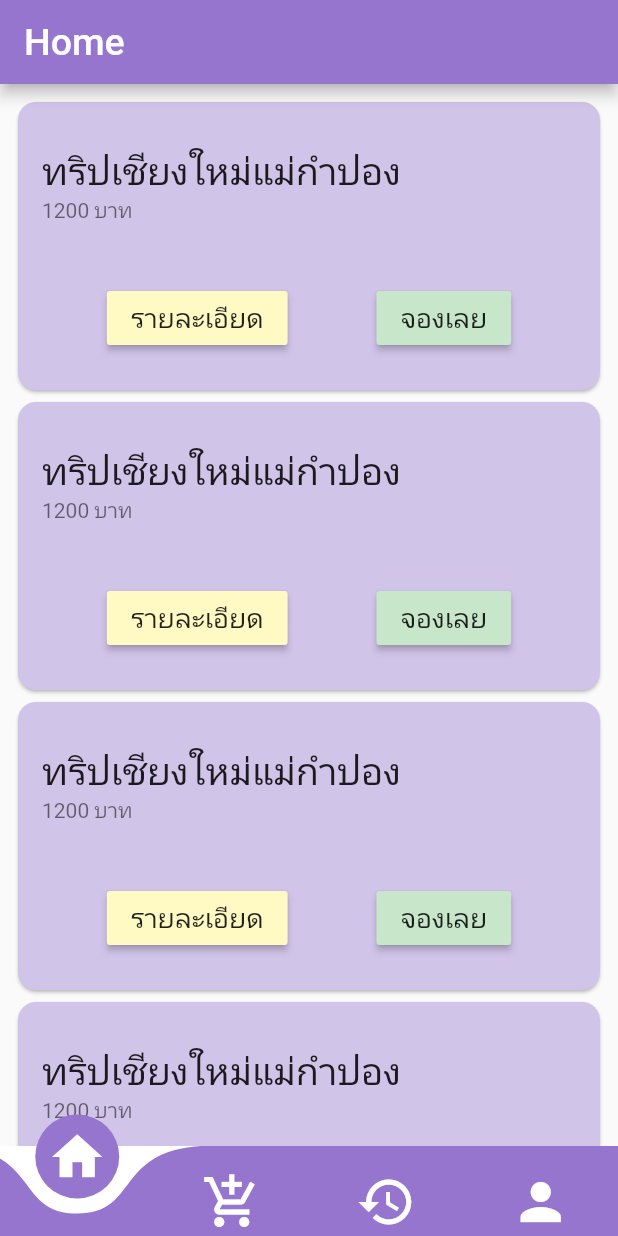
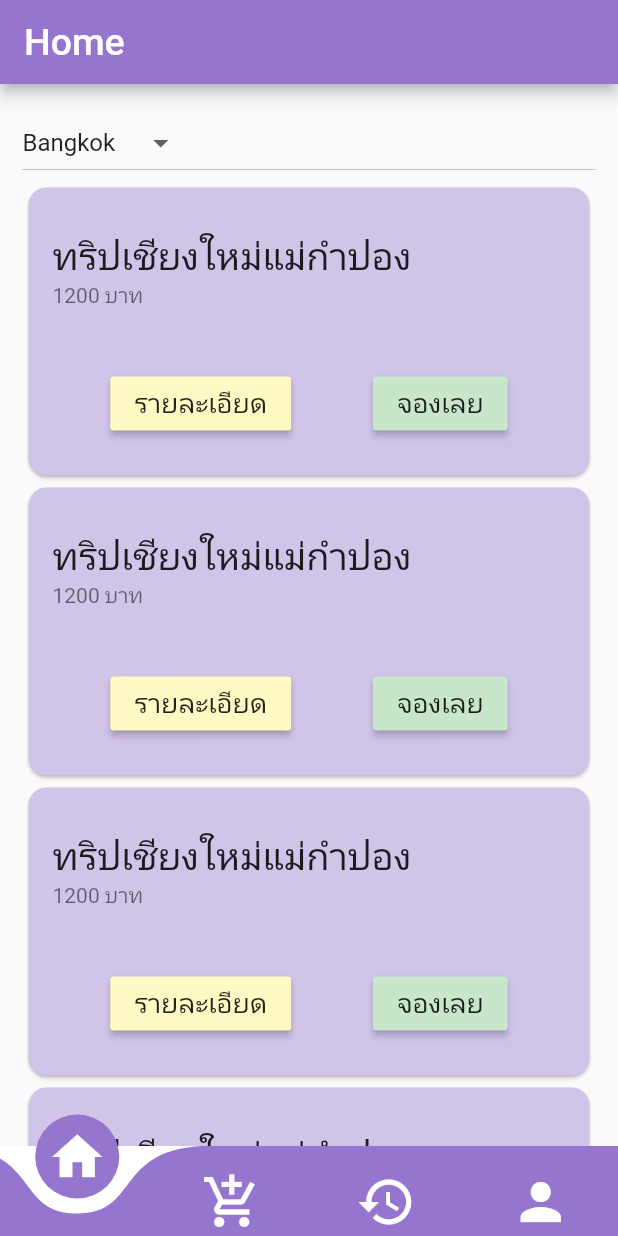
Before and after one commit to wiiqwooq/projecttakemetravel, a Flutter app: the screen it shows after launch, on a phone screen of 412 x 824 dp. Run offline on Flutter 3.47's test engine with Material 2 defaults, Android fonts, the phone set to English and light mode, and no system bars; drawn by our look-alikes of curved_navigation_bar; our stand-ins replace google_fonts; Roboto replaces fonts that are missing (Kanit).

Commit message:
demo9/11/20

```diff
--- a/lib/pages/submainTab1.dart
+++ b/lib/pages/submainTab1.dart
@@ -1,4 +1,3 @@
-
 import 'package:flutter/cupertino.dart';
 import 'package:flutter/material.dart';
 import 'package:projectapp/pages/booking.dart';
@@ -10,13 +9,49 @@ class HomePage extends StatefulWidget {
 }
 
 class _HomePageState extends State<HomePage> {
+  int _value = 1;
   @override
   Widget build(BuildContext context) {
     return SafeArea(
       child: Scaffold(
           body: ListView(
-        padding: const EdgeInsets.all(8),
+        padding: const EdgeInsets.all(15),
         children: <Widget>[
+          Container(
+            height: 50,
+            width: 800,
+            child: DropdownButton(
+              dropdownColor: Colors.yellow[50],
+              items: [
+                DropdownMenuItem(
+                  child: Text("Bangkok"),
+                  value: 1,
+                ),
+                DropdownMenuItem(
+                  child: Text("Chiang Mai"),
+                  value: 2,
+                ),
+                DropdownMenuItem(
+                  child: Text("Phuket"),
+                  value: 3,
+                ),
+                DropdownMenuItem(
+                  child: Text("Loei"),
+                  value: 4,
+                ),
+                DropdownMenuItem(
+                  child: Text("Ayutthaya"),
+                  value: 5,
+                ),
+              ],
+              onChanged:(value){
+                setState(() {
+                  _value=value;
+                });
+              },
+              value: _value,
+            ),
+          ),
           Container(
             height: 200,
             width: 1000,
@@ -53,7 +88,7 @@ class _HomePageState extends State<HomePage> {
                           color: Colors.yellow[100],
                         ),
                         RaisedButton(
-                          onPressed:  () {
+                          onPressed: () {
                             Navigator.push(
                               context,
                               MaterialPageRoute(
@@ -71,7 +106,7 @@ class _HomePageState extends State<HomePage> {
                   ]),
             ),
           ),
-           Container(
+          Container(
             height: 200,
             width: 1000,
             child: Card(
@@ -107,7 +142,7 @@ class _HomePageState extends State<HomePage> {
                           color: Colors.yellow[100],
                         ),
                         RaisedButton(
-                          onPressed:  () {
+                          onPressed: () {
                             Navigator.push(
                               context,
                               MaterialPageRoute(
@@ -124,7 +159,8 @@ class _HomePageState extends State<HomePage> {
                     )
                   ]),
             ),
-          ), Container(
+          ),
+          Container(
             height: 200,
             width: 1000,
             child: Card(
@@ -160,7 +196,7 @@ class _HomePageState extends State<HomePage> {
                           color: Colors.yellow[100],
                         ),
                         RaisedButton(
-                          onPressed:  () {
+                          onPressed: () {
                             Navigator.push(
                               context,
                               MaterialPageRoute(
@@ -177,7 +213,8 @@ class _HomePageState extends State<HomePage> {
                     )
                   ]),
             ),
-          ), Container(
+          ),
+          Container(
             height: 200,
             width: 1000,
             child: Card(
@@ -213,7 +250,7 @@ class _HomePageState extends State<HomePage> {
                           color: Colors.yellow[100],
                         ),
                         RaisedButton(
-                          onPressed:  () {
+                          onPressed: () {
                             Navigator.push(
                               context,
                               MaterialPageRoute(
--- a/lib/pages/submainTab4.dart
+++ b/lib/pages/submainTab4.dart
@@ -18,7 +18,10 @@ class _ProfileState extends State<Profile> {
               children: <Widget>[
                 Text("Name:  Rosy   Smith"),
                 Text("Phone: 0991112222"),
-
+                RaisedButton(
+                  onPressed: ()=>{},
+                  child: Text("Log out"),
+                  )
               ],
             ),
           ),
```
